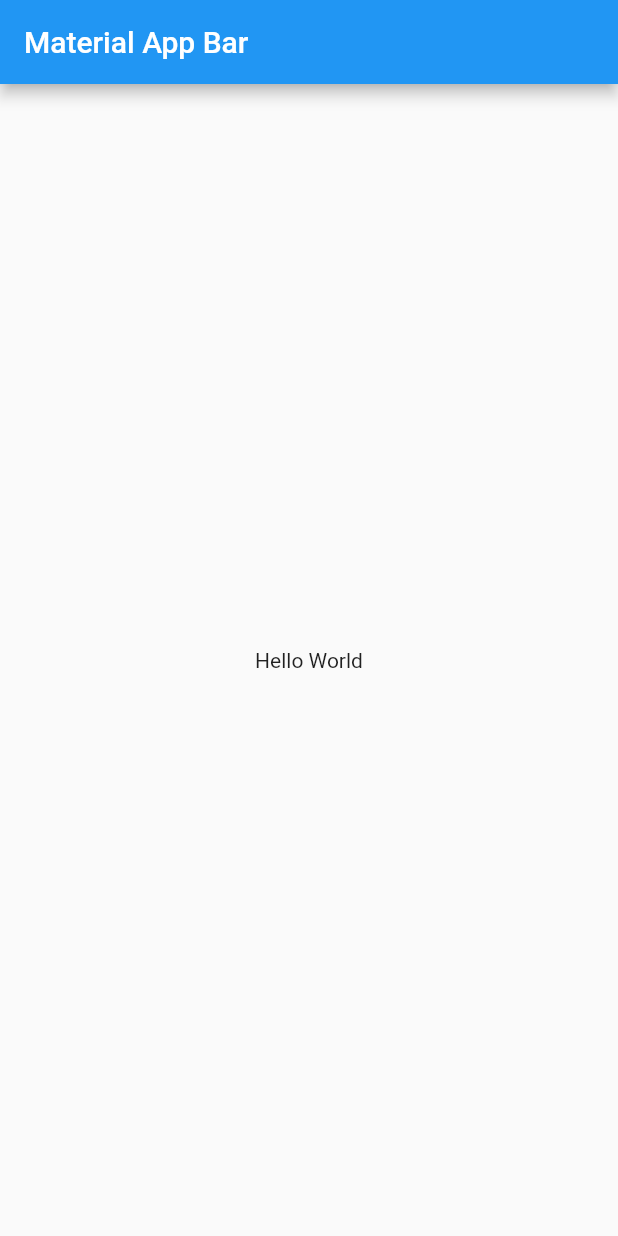
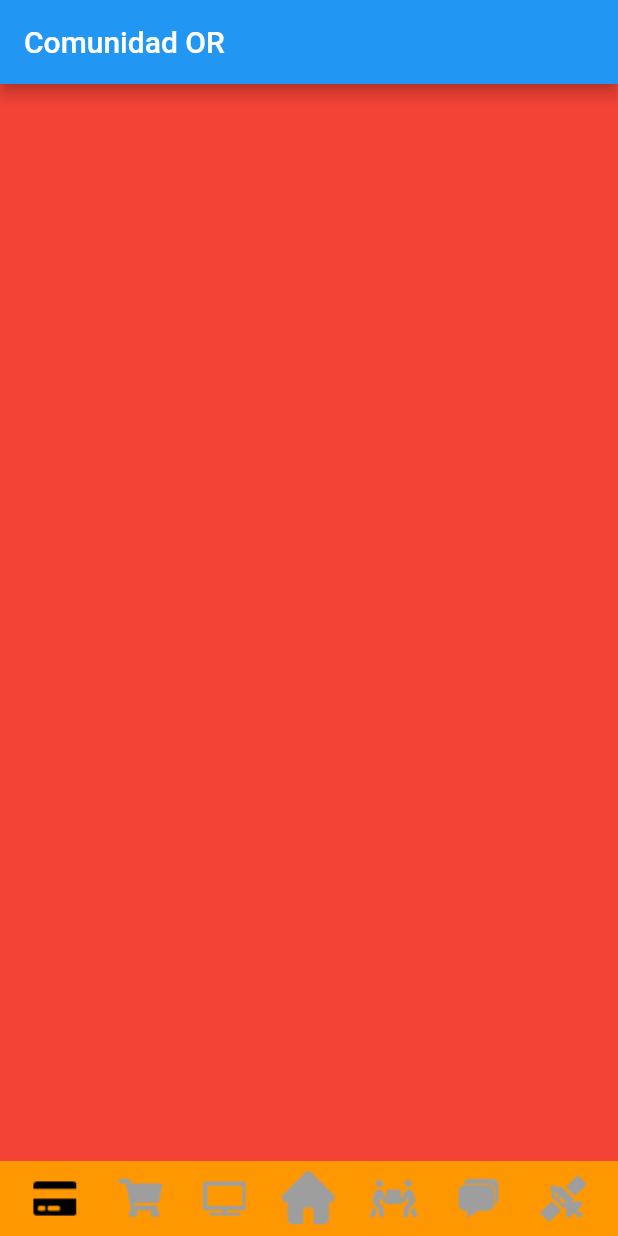
Before and after one commit to AleMancilla/Comunidad-OR, a Flutter app: the screen it shows after launch, on a phone screen of 412 x 824 dp. Run offline on Flutter 3.47's test engine with Material 2 defaults, Android fonts, the phone set to English and light mode, and no system bars.

Commit message:
indexstack pages

```diff
--- /dev/null
+++ b/lib/UI/Pages/HomePage.dart
@@ -0,0 +1,73 @@
+import 'package:flutter/material.dart';
+
+class HomePage extends StatefulWidget {
+  const HomePage({Key? key}) : super(key: key);
+
+  @override
+  _HomePageState createState() => _HomePageState();
+}
+
+class _HomePageState extends State<HomePage> {
+  int _indexPage = 0;
+  @override
+  Widget build(BuildContext context) {
+    return Scaffold(
+      appBar: AppBar(
+        title: Text("Comunidad OR"),
+      ),
+      body: Column(
+        children: [
+          Expanded(
+            child: IndexedStack(
+              index: _indexPage,
+              children: [
+                Container(color: Colors.red),
+                Container(color: Colors.blue),
+                Container(color: Colors.orange),
+                Container(color: Colors.green),
+                Container(color: Colors.grey),
+                Container(color: Colors.indigo),
+                Container(color: Colors.pink),
+              ],
+            ),
+          ),
+          _bottomNavigatorBar(),
+        ],
+      ),
+    );
+  }
+
+  Widget _bottomNavigatorBar() {
+    return Container(
+      height: 50,
+      color: Colors.orange,
+      child: Row(
+        mainAxisAlignment: MainAxisAlignment.spaceEvenly,
+        children: [
+          _iconButon('assets/icons/tarjeta.png', 0),
+          _iconButon('assets/icons/compras.png', 1),
+          _iconButon('assets/icons/tv.png', 2),
+          _iconButon('assets/icons/home.png', 3),
+          _iconButon('assets/icons/personas.png', 4),
+          _iconButon('assets/icons/chat.png', 5),
+          _iconButon('assets/icons/satelite.png', 6),
+        ],
+      ),
+    );
+  }
+
+  Widget _iconButon(String image, int index) {
+    return InkWell(
+      onTap: () {
+        _indexPage = index;
+        setState(() {});
+      },
+      child: Image.asset(
+        image,
+        color: index == _indexPage ? null : Colors.grey,
+        width: 40,
+        height: 40,
+      ),
+    );
+  }
+}
--- a/lib/main.dart
+++ b/lib/main.dart
@@ -1,4 +1,5 @@
 import 'package:flutter/material.dart';
+import 'package:pageview/UI/Pages/HomePage.dart';
 
 void main() => runApp(MyApp());
 
@@ -7,16 +8,7 @@ class MyApp extends StatelessWidget {
   Widget build(BuildContext context) {
     return MaterialApp(
       title: 'Material App',
-      home: Scaffold(
-        appBar: AppBar(
-          title: Text('Material App Bar'),
-        ),
-        body: Center(
-          child: Container(
-            child: Text('Hello World'),
-          ),
-        ),
-      ),
+      home: HomePage(),
     );
   }
 }
--- a/pubspec.yaml
+++ b/pubspec.yaml
@@ -45,8 +45,8 @@ flutter:
   uses-material-design: true
 
   # To add assets to your application, add an assets section, like this:
-  # assets:
-  #   - images/a_dot_burr.jpeg
+  assets:
+    - assets/icons/
   #   - images/a_dot_ham.jpeg
 
   # An image asset can refer to one or more resolution-specific "variants", see
```
Also changed, not shown: assets/icons/chat.png (added), assets/icons/compras.png (added), assets/icons/home.png (added), assets/icons/personas.png (added), assets/icons/satelite.png (added), assets/icons/tarjeta.png (added), assets/icons/tv.png (added).
